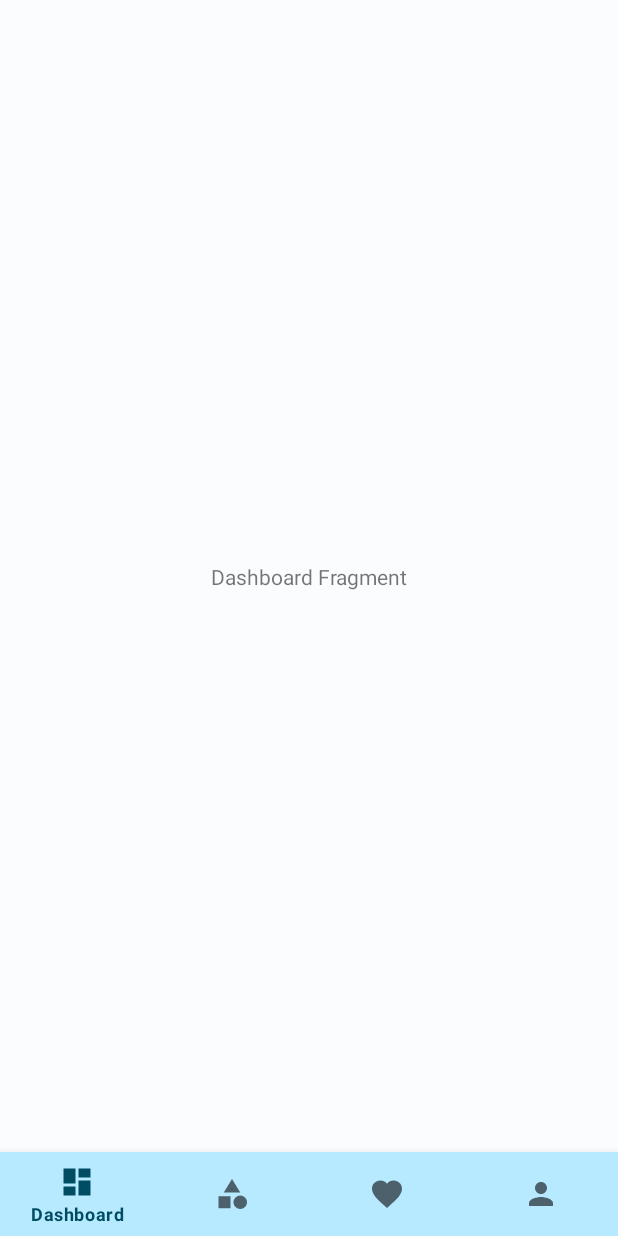
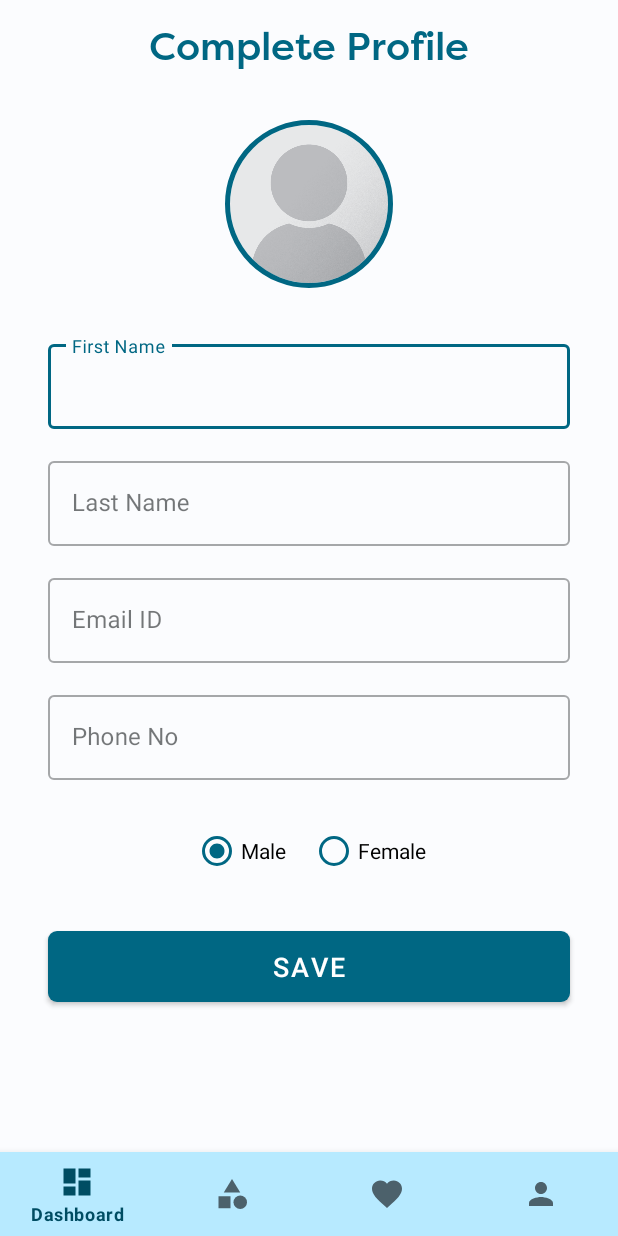
Before and after one commit to mohdziyadc/ShopDrop, an Android app: the MainActivity screen opened directly, with no data from a screen before it, on a phone screen of 412 x 824 dp. Run offline under Robolectric (Android 15) with nearby library versions, the light colour scheme and no system bars; our stand-ins replace CircleImageView, navigation-ui; 2 statements that could not run were skipped.

Commit message:
Skeletal Design & Edit Profile Fragment

```diff
--- a/app/build.gradle
+++ b/app/build.gradle
@@ -76,4 +76,6 @@ dependencies {
     // Glide
     implementation 'com.github.bumptech.glide:glide:4.12.0'
     kapt 'com.github.bumptech.glide:compiler:4.12.0'
+
+    implementation 'de.hdodenhof:circleimageview:3.1.0'
 }
--- a/app/src/main/AndroidManifest.xml
+++ b/app/src/main/AndroidManifest.xml
@@ -11,9 +11,11 @@
         android:theme="@style/Theme.ShopDrop" >
         <activity
             android:name=".MainActivity"
+            android:launchMode="singleTop"
             android:exported="false" />
         <activity
             android:name=".auth.AuthActivity"
+            android:launchMode="singleTop"
             android:exported="true" >
             <intent-filter>
                 <action android:name="android.intent.action.MAIN" />
--- a/app/src/main/java/com/example/shopdrop/auth/fragments/LoginFragment.kt
+++ b/app/src/main/java/com/example/shopdrop/auth/fragments/LoginFragment.kt
@@ -16,11 +16,13 @@ class LoginFragment:Fragment(R.layout.fragment_login) {
         loginBtn.setOnClickListener {
             val intent = Intent(requireContext(), MainActivity::class.java)
             startActivity(intent)
+            activity?.finish()
 
         }
 
         registerTV.setOnClickListener{
             findNavController().navigate(R.id.action_loginFragment_to_registerFragment)
+
         }
     }
 }
--- /dev/null
+++ b/app/src/main/java/com/example/shopdrop/ui/fragments/EditProfileFragment.kt
@@ -0,0 +1,25 @@
+package com.example.shopdrop.ui.fragments
+
+import android.os.Bundle
+import android.view.View
+import androidx.fragment.app.Fragment
+import androidx.navigation.NavOptions
+import androidx.navigation.fragment.findNavController
+import com.example.shopdrop.R
+import kotlinx.android.synthetic.main.fragment_profile_edit.*
+
+class EditProfileFragment: Fragment(R.layout.fragment_profile_edit) {
+
+    override fun onViewCreated(view: View, savedInstanceState: Bundle?) {
+
+        saveBtn.setOnClickListener {
+            val navOptions = NavOptions.Builder()
+                .setPopUpTo(R.id.editProfileFragment, true)
+                .build()
+            findNavController().navigate(R.id.action_editProfileFragment2_to_dashboardFragment, savedInstanceState, navOptions)
+        }
+
+
+    }
+
+}
--- /dev/null
+++ b/app/src/main/res/layout/fragment_profile_edit.xml
@@ -0,0 +1,154 @@
+<?xml version="1.0" encoding="utf-8"?>
+<androidx.constraintlayout.widget.ConstraintLayout xmlns:android="http://schemas.android.com/apk/res/android"
+    xmlns:app="http://schemas.android.com/apk/res-auto"
+    xmlns:tools="http://schemas.android.com/tools"
+    android:layout_width="match_parent"
+    android:layout_height="match_parent">
+
+    <TextView
+        android:id="@+id/editProfileTV"
+        android:layout_width="wrap_content"
+        android:layout_height="wrap_content"
+        android:layout_margin="16dp"
+        android:layout_marginStart="16dp"
+        android:fontFamily="@font/filson_medium"
+        android:text="Complete Profile"
+        android:textColor="?attr/colorPrimary"
+        android:textSize="26sp"
+        app:layout_constraintEnd_toEndOf="parent"
+        app:layout_constraintStart_toStartOf="parent"
+        app:layout_constraintTop_toTopOf="parent" />
+
+    <de.hdodenhof.circleimageview.CircleImageView
+        android:id="@+id/edit_profile_image"
+        android:layout_width="112dp"
+        android:layout_height="112dp"
+        android:layout_marginTop="64dp"
+        android:background="?attr/selectableItemBackgroundBorderless"
+        android:clickable="true"
+        android:focusable="true"
+        android:src="@drawable/portrait_placeholder"
+        app:civ_border_color="?attr/colorPrimary"
+        app:civ_border_width="3dp"
+        app:layout_constraintEnd_toEndOf="parent"
+        app:layout_constraintStart_toStartOf="parent"
+        app:layout_constraintTop_toTopOf="@id/editProfileTV" />
+
+    <com.google.android.material.textfield.TextInputLayout
+        android:id="@+id/editName1TF"
+        style="@style/Widget.MaterialComponents.TextInputLayout.OutlinedBox"
+        android:layout_width="match_parent"
+        android:layout_height="wrap_content"
+        android:layout_marginHorizontal="32dp"
+        android:layout_marginTop="32dp"
+        android:layout_marginBottom="16dp"
+        android:hint="First Name"
+        app:layout_constraintEnd_toEndOf="parent"
+        app:layout_constraintStart_toStartOf="parent"
+        app:layout_constraintTop_toBottomOf="@id/edit_profile_image">
+
+        <com.google.android.material.textfield.TextInputEditText
+            android:id="@+id/editFirstNameET"
+            android:layout_width="match_parent"
+            android:layout_height="wrap_content"
+            android:inputType="text" />
+    </com.google.android.material.textfield.TextInputLayout>
+
+    <com.google.android.material.textfield.TextInputLayout
+        android:id="@+id/editName2TF"
+        style="@style/Widget.MaterialComponents.TextInputLayout.OutlinedBox"
+        android:layout_width="match_parent"
+        android:layout_height="wrap_content"
+        android:layout_marginHorizontal="32dp"
+        android:layout_marginVertical="16dp"
+        android:hint="Last Name"
+        app:layout_constraintEnd_toEndOf="parent"
+        app:layout_constraintStart_toStartOf="parent"
+        app:layout_constraintTop_toBottomOf="@id/editName1TF">
+
+        <com.google.android.material.textfield.TextInputEditText
+            android:id="@+id/editLastNameET"
+            android:layout_width="match_parent"
+            android:layout_height="wrap_content"
+            android:inputType="text" />
+    </com.google.android.material.textfield.TextInputLayout>
+
+    <com.google.android.material.textfield.TextInputLayout
+        android:id="@+id/editEmailTF"
+        style="@style/Widget.MaterialComponents.TextInputLayout.OutlinedBox"
+        android:layout_width="match_parent"
+        android:layout_height="wrap_content"
+        android:layout_marginHorizontal="32dp"
+        android:layout_marginVertical="16dp"
+        android:hint="Email ID"
+        app:layout_constraintEnd_toEndOf="parent"
+        app:layout_constraintStart_toStartOf="parent"
+        app:layout_constraintTop_toBottomOf="@id/editName2TF">
+
+        <com.google.android.material.textfield.TextInputEditText
+            android:id="@+id/editNewEmailET"
+            android:layout_width="match_parent"
+            android:layout_height="wrap_content"
+            android:inputType="textEmailAddress" />
+    </com.google.android.material.textfield.TextInputLayout>
+
+    <com.google.android.material.textfield.TextInputLayout
+        android:id="@+id/editPhoneTF"
+        style="@style/Widget.MaterialComponents.TextInputLayout.OutlinedBox"
+        android:layout_width="match_parent"
+        android:layout_height="wrap_content"
+        android:layout_marginHorizontal="32dp"
+        android:layout_marginVertical="16dp"
+        android:hint="Phone No"
+        app:layout_constraintEnd_toEndOf="parent"
+        app:layout_constraintStart_toStartOf="parent"
+        app:layout_constraintTop_toBottomOf="@id/editEmailTF">
+
+        <com.google.android.material.textfield.TextInputEditText
+            android:id="@+id/editPhoneET"
+            android:layout_width="match_parent"
+            android:layout_height="wrap_content"
+            android:inputType="text|numberDecimal" />
+    </com.google.android.material.textfield.TextInputLayout>
+
+    <RadioGroup
+        android:id="@+id/radioGroup"
+        android:layout_width="wrap_content"
+        android:layout_height="wrap_content"
+        android:checkedButton="@+id/radio_button_1"
+        android:orientation="horizontal"
+        app:layout_constraintBottom_toTopOf="@+id/saveBtn"
+        app:layout_constraintEnd_toEndOf="parent"
+        app:layout_constraintStart_toStartOf="parent"
+        app:layout_constraintTop_toBottomOf="@+id/editPhoneTF">
+
+        <RadioButton
+            android:id="@+id/radio_button_1"
+            android:layout_width="match_parent"
+            android:layout_height="match_parent"
+            android:layout_marginEnd="16dp"
+            android:buttonTint="?attr/colorPrimary"
+            android:text="Male" />
+
+        <RadioButton
+            android:id="@+id/radio_button_2"
+            android:layout_width="match_parent"
+            android:layout_height="match_parent"
+            android:buttonTint="?attr/colorPrimary"
+            android:text="Female" />
+    </RadioGroup>
+
+    <com.google.android.material.button.MaterialButton
+        android:id="@+id/saveBtn"
+        android:layout_width="match_parent"
+        android:layout_height="wrap_content"
+        android:layout_marginHorizontal="32dp"
+        android:padding="11dp"
+        android:text="Save"
+        android:textSize="18sp"
+        app:cornerRadius="6dp"
+        app:layout_constraintBottom_toBottomOf="parent"
+        app:layout_constraintEnd_toEndOf="parent"
+        app:layout_constraintTop_toBottomOf="@id/editPhoneTF" />
+
+</androidx.constraintlayout.widget.ConstraintLayout>
--- a/app/src/main/res/menu/bottom_nav_menu.xml
+++ b/app/src/main/res/menu/bottom_nav_menu.xml
@@ -9,7 +9,7 @@
         android:icon="@drawable/ic_baseline_category_24"/>
 
     <item android:id="@+id/favoritesFragment"
-        android:title="Favorites"
+        android:title="Wishlist"
         android:icon="@drawable/ic_baseline_favorite_24"/>
 
     <item android:id="@+id/profileFragment"
--- a/app/src/main/res/navigation/main_nav_graph.xml
+++ b/app/src/main/res/navigation/main_nav_graph.xml
@@ -2,7 +2,7 @@
 <navigation xmlns:android="http://schemas.android.com/apk/res/android"
     xmlns:app="http://schemas.android.com/apk/res-auto"
     android:id="@+id/main_nav_graph"
-    app:startDestination="@id/dashboardFragment">
+    app:startDestination="@id/editProfileFragment">
 
     <fragment
         android:id="@+id/dashboardFragment"
@@ -19,5 +19,19 @@
     <fragment
         android:id="@+id/profileFragment"
         android:name="com.example.shopdrop.ui.fragments.ProfileFragment"
-        android:label="ProfileFragment" />
+        android:label="ProfileFragment" >
+        <action
+            android:id="@+id/action_profileFragment_to_editProfileFragment2"
+            app:destination="@id/editProfileFragment" />
+    </fragment>
+    <fragment
+        android:id="@+id/editProfileFragment"
+        android:name="com.example.shopdrop.ui.fragments.EditProfileFragment"
+        android:label="EditProfileFragment" >
+        <action
+            android:id="@+id/action_editProfileFragment2_to_dashboardFragment"
+            app:destination="@id/dashboardFragment"
+            app:launchSingleTop="true"
+            />
+    </fragment>
 </navigation>
```
Also changed, not shown: app/src/main/java/com/example/shopdrop/MainActivity.kt (+27 -0 lines), app/src/main/java/com/example/shopdrop/ui/fragments/DashboardFragment.kt (+11 -0 lines), app/src/main/res/drawable/ic_baseline_menu_24.xml (added, +10 -0 lines), app/src/main/res/drawable/ic_outline_shopping_cart_24.xml (added, +10 -0 lines), app/src/main/res/layout/fragment_dashboard.xml (+43 -4 lines), app/src/main/res/layout/fragment_favorites.xml (+16 -3 lines), app/src/main/res/layout/fragment_profile.xml (+44 -3 lines), app/src/main/res/drawable/portrait_placeholder.png (added), app/src/main/res/font/filson_medium.otf (added).
